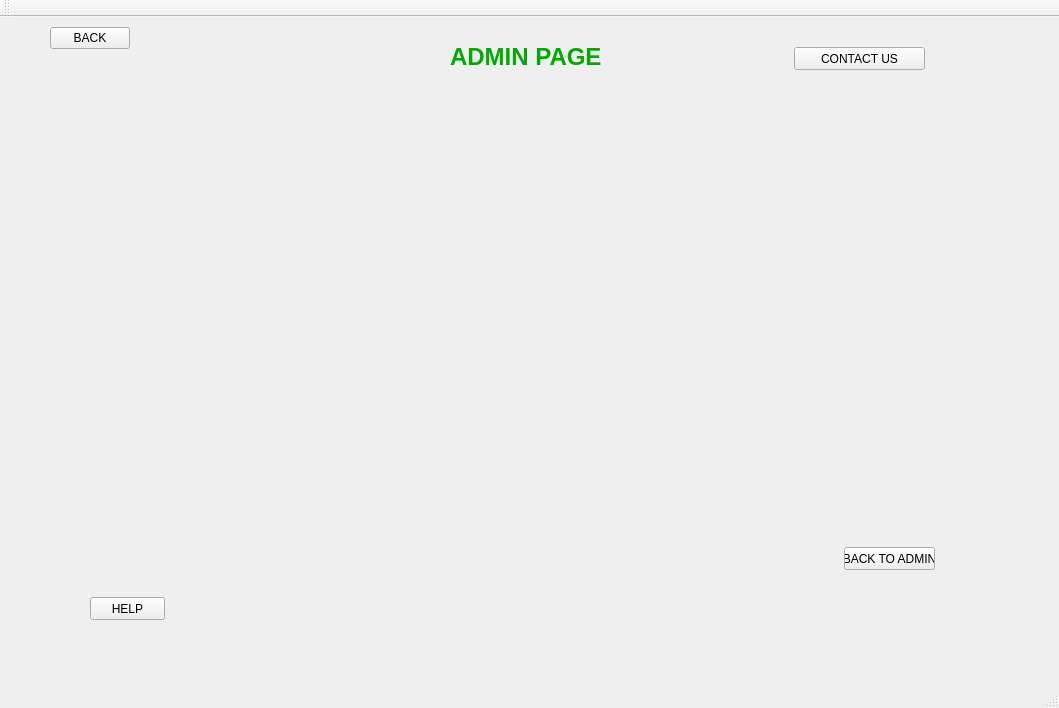
Before: the Qt Designer form mainwindow.ui in TheSoullessOne/Group-Project-2, drawn with Qt 5.
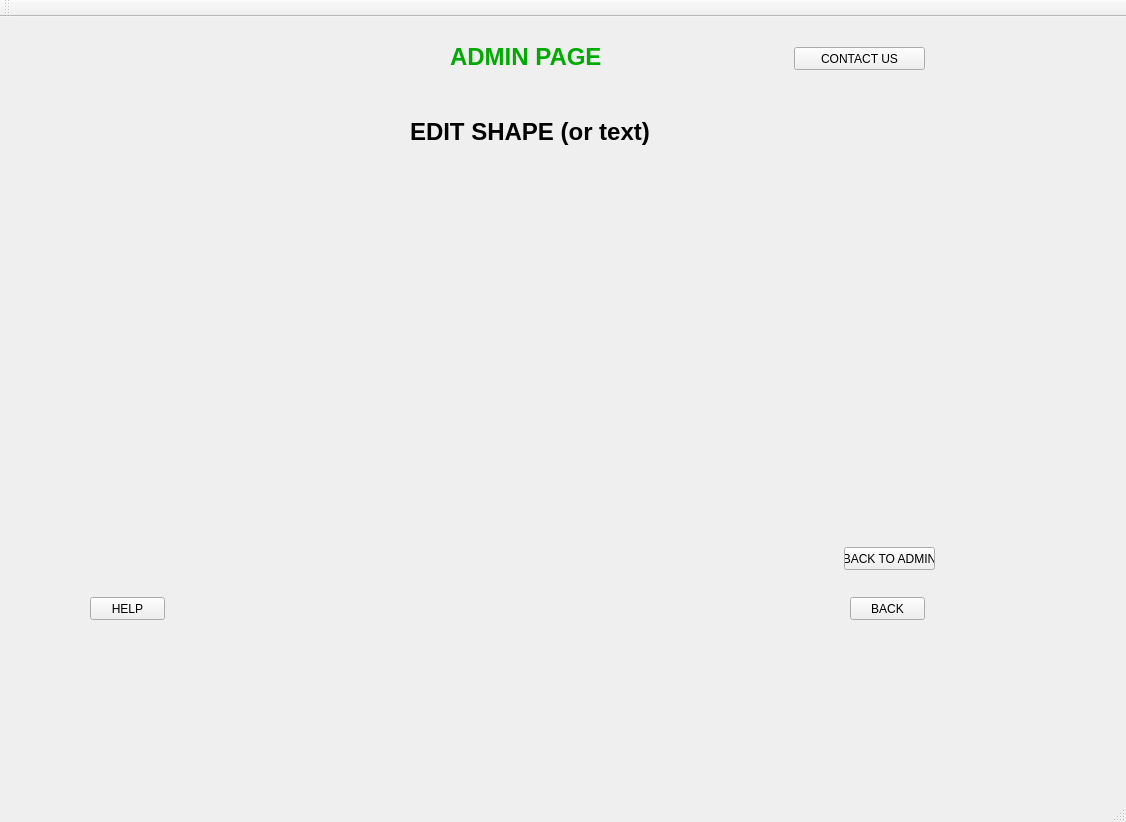
After: the same form once the commit is applied. The open tabs and pages were chosen to show the change.

```diff
--- a/mainwindow.ui
+++ b/mainwindow.ui
@@ -6,8 +6,8 @@
    <rect>
     <x>0</x>
     <y>0</y>
-    <width>1059</width>
-    <height>708</height>
+    <width>1126</width>
+    <height>822</height>
    </rect>
   </property>
   <property name="windowTitle">
@@ -141,6 +141,14 @@
     </widget>
     <widget class="QWidget" name="admi_page">
      <widget class="QPushButton" name="adminPageBackButt">
+      <property name="geometry">
+       <rect>
+        <x>800</x>
+        <y>570</y>
+        <width>75</width>
+        <height>23</height>
+       </rect>
+      </property>
       <property name="text">
        <string>BACK</string>
       </property>
@@ -330,6 +338,19 @@
          <string>BACK TO ADMIN</string>
         </property>
        </widget>
+       <widget class="QLabel" name="addShapeLabel_3">
+        <property name="geometry">
+         <rect>
+          <x>340</x>
+          <y>30</y>
+          <width>261</width>
+          <height>31</height>
+         </rect>
+        </property>
+        <property name="text">
+         <string>&lt;html&gt;&lt;head/&gt;&lt;body&gt;&lt;p&gt;&lt;span style=&quot; font-size:18pt; font-weight:600;&quot;&gt;EDIT SHAPE (or text)&lt;/span&gt;&lt;/p&gt;&lt;/body&gt;&lt;/html&gt;</string>
+        </property>
+       </widget>
       </widget>
      </widget>
     </widget>
```
Left out of the diff: 19 changed lines with no effect on the pictures.
